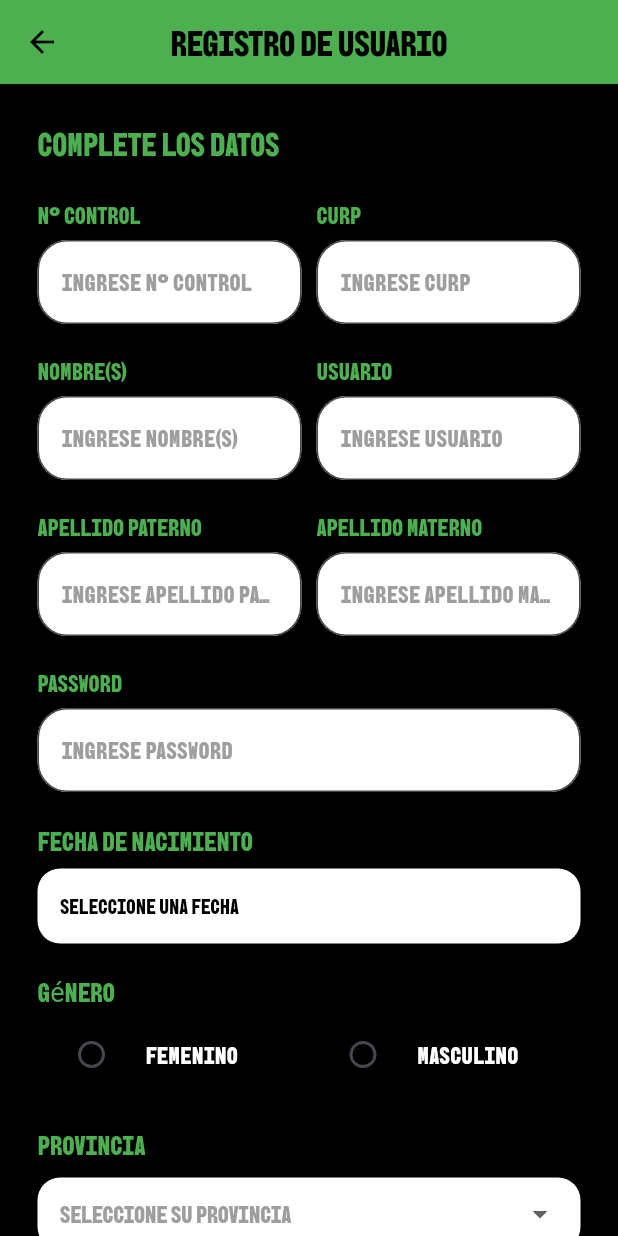
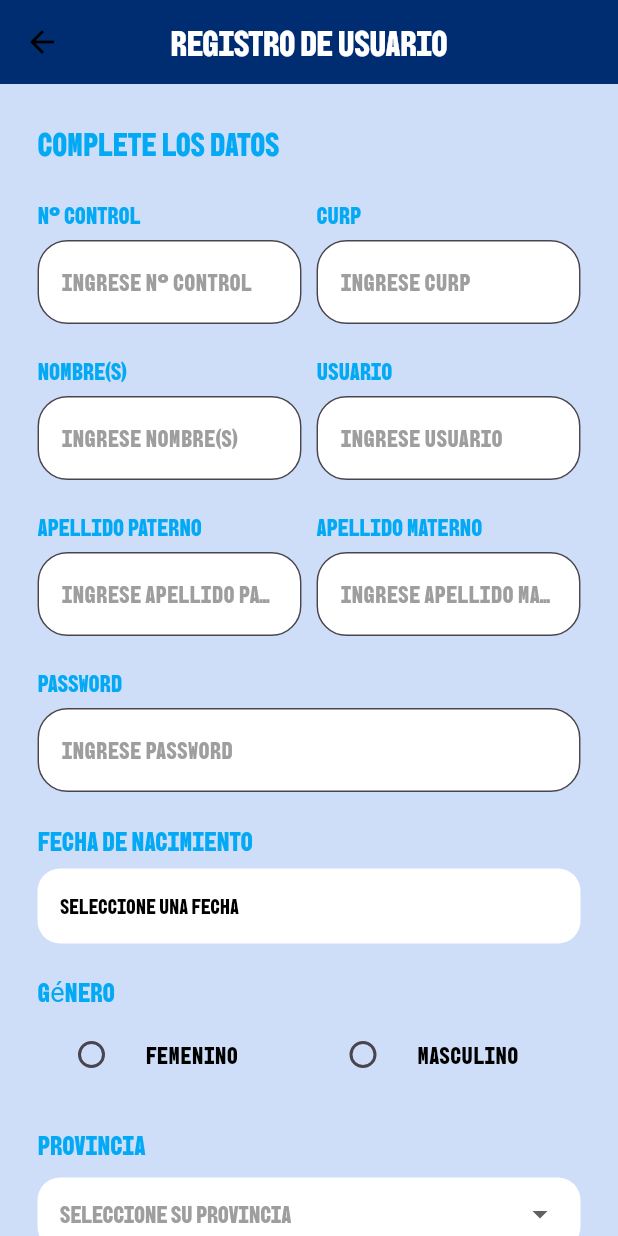
Before and after one commit to AgentSmith04/flutterKN, a Flutter app: the screen it shows after launch, after a tap on "Registrarse", on a phone screen of 412 x 824 dp. Run offline on Flutter 3.47's test engine with Material 3 defaults, Android fonts, the phone set to English and light mode, and no system bars; our stand-ins replace math_expressions.

```diff
--- a/lib/src/app.dart
+++ b/lib/src/app.dart
@@ -1,6 +1,7 @@
 import 'package:flutter/material.dart';
 import 'botones.dart';
-import 'registro.dart'; // 👈 Importamos la nueva pantalla de registro
+import 'registro.dart';
+import 'calculadora.dart';
 
 void main() {
   runApp(const MyApp());
@@ -31,7 +32,7 @@ class _HomepageState extends State<Homepage> {
   @override
   Widget build(BuildContext context) {
     return Scaffold(
-      backgroundColor: Colors.black,
+      backgroundColor: const Color(0xFFFFFFFF),
       body: Center(
         child: SingleChildScrollView(
           padding: const EdgeInsets.all(20.0),
@@ -40,26 +41,26 @@ class _HomepageState extends State<Homepage> {
             children: [
               const CircleAvatar(
                 radius: 100.0,
-                backgroundColor: Colors.green,
+                backgroundColor: Color.fromARGB(255, 0, 29, 103),
                 backgroundImage: AssetImage(
-                  "/src/flutter/examples/cuarto/ejemploa/images/Logo_Negro.jpg.jpeg",
+                  "/Users/kevni/Desktop/Movil/flutterKN/images/Logo.jpg",
                 ),
               ),
               const SizedBox(height: 20.0),
               const Text(
-                "Backfire",
+                "CyberShieldTech",
                 style: TextStyle(
                   fontFamily: "BBH_Sans_Bogle",
                   fontSize: 50.0,
-                  color: Colors.green,
+                  color: Color(0xFF002C72),
                 ),
               ),
               const Text(
                 "Login",
                 style: TextStyle(
-                  fontFamily: "BBH_Sans_Bartle",
+                  fontFamily: "FjallaOne",
                   fontSize: 30.0,
-                  color: Colors.white,
+                  color: Color.fromARGB(255, 0, 0, 0),
                 ),
               ),
               const SizedBox(height: 30.0),
@@ -75,7 +76,7 @@ class _HomepageState extends State<Homepage> {
                       style: TextStyle(
                         fontFamily: "BBH_Sans_Bogle",
                         fontSize: 16,
-                        color: Colors.green,
+                        color: Color(0xFF002C72),
                       ),
                     ),
                     const SizedBox(height: 5),
@@ -114,7 +115,7 @@ class _HomepageState extends State<Homepage> {
                       style: TextStyle(
                         fontFamily: "BBH_Sans_Bogle",
                         fontSize: 16,
-                        color: Colors.green,
+                        color: Color(0xFF002C72),
                       ),
                     ),
                     const SizedBox(height: 5),
@@ -151,7 +152,7 @@ class _HomepageState extends State<Homepage> {
                     Expanded(
                       child: ElevatedButton(
                         style: ElevatedButton.styleFrom(
-                          backgroundColor: Colors.green,
+                          backgroundColor: const Color(0xFF002C72),
                           padding: const EdgeInsets.symmetric(vertical: 15.0),
                           shape: RoundedRectangleBorder(
                             borderRadius: BorderRadius.circular(20.0),
@@ -169,7 +170,7 @@ class _HomepageState extends State<Homepage> {
                           "Ingresar",
                           style: TextStyle(
                             fontSize: 18.0,
-                            color: Colors.black,
+                            color: Colors.white,
                             fontFamily: "BBH_Sans_Bogle",
                           ),
                         ),
@@ -179,7 +180,7 @@ class _HomepageState extends State<Homepage> {
                     Expanded(
                       child: OutlinedButton(
                         style: OutlinedButton.styleFrom(
-                          side: const BorderSide(color: Colors.green, width: 2),
+                          side: const BorderSide(color: Color(0xFF002C72), width: 2),
                           padding: const EdgeInsets.symmetric(vertical: 15.0),
                           shape: RoundedRectangleBorder(
                             borderRadius: BorderRadius.circular(20.0),
@@ -197,7 +198,7 @@ class _HomepageState extends State<Homepage> {
                           "Registrarse",
                           style: TextStyle(
                             fontSize: 18.0,
-                            color: Colors.green,
+                            color: Color(0xFF002C72),
                             fontFamily: "BBH_Sans_Bogle",
                           ),
                         ),
@@ -208,12 +209,45 @@ class _HomepageState extends State<Homepage> {
               ),
               const SizedBox(height: 25.0),
 
+              // 🔢 Botón Calculadora
+              SizedBox(
+                width: 400,
+                child: ElevatedButton.icon(
+                  style: ElevatedButton.styleFrom(
+                    backgroundColor: Colors.pinkAccent,
+                    padding: const EdgeInsets.symmetric(vertical: 15.0),
+                    shape: RoundedRectangleBorder(
+                      borderRadius: BorderRadius.circular(20.0),
+                    ),
+                  ),
+                  icon: const Icon(Icons.calculate, color: Colors.white),
+                  label: const Text(
+                    "Calculadora",
+                    style: TextStyle(
+                      fontSize: 18.0,
+                      color: Colors.white,
+                      fontFamily: "BBH_Sans_Bogle",
+                    ),
+                  ),
+                  onPressed: () {
+                    Navigator.push(
+                      context,
+                      MaterialPageRoute(
+                        builder: (context) => const CalculadoraPage(),
+                      ),
+                    );
+                  },
+                ),
+              ),
+
+              const SizedBox(height: 25.0),
+
               // Botón salir
               SizedBox(
                 width: 200,
                 child: ElevatedButton(
                   style: ElevatedButton.styleFrom(
-                    backgroundColor: Colors.green.shade800,
+                    backgroundColor: const Color(0xFF002C72),
                     padding: const EdgeInsets.symmetric(vertical: 15.0),
                     shape: RoundedRectangleBorder(
                       borderRadius: BorderRadius.circular(20.0),
--- a/lib/src/registro.dart
+++ b/lib/src/registro.dart
@@ -42,14 +42,14 @@ class _RegistroPageState extends State<RegistroPage> {
   @override
   Widget build(BuildContext context) {
     return Scaffold(
-      backgroundColor: Colors.black,
+      backgroundColor: const Color.fromARGB(255, 206, 222, 248),
       appBar: AppBar(
-        backgroundColor: Colors.green,
+        backgroundColor: const Color(0xFF002C72),
         title: const Text(
           "Registro de Usuario",
           style: TextStyle(
             fontFamily: "BBH_Sans_Bogle",
-            color: Colors.black,
+            color: Color.fromARGB(255, 255, 255, 255),
             fontSize: 24,
           ),
         ),
@@ -66,7 +66,7 @@ class _RegistroPageState extends State<RegistroPage> {
               style: TextStyle(
                 fontFamily: "BBH_Sans_Bogle",
                 fontSize: 22,
-                color: Colors.green,
+                color: Color(0xFF03A9F4),
               ),
             ),
             const SizedBox(height: 20),
@@ -107,7 +107,7 @@ class _RegistroPageState extends State<RegistroPage> {
               style: TextStyle(
                 fontFamily: "BBH_Sans_Bogle",
                 fontSize: 18,
-                color: Colors.green,
+                color: Color(0xFF03A9F4),
               ),
             ),
             const SizedBox(height: 5),
@@ -122,7 +122,7 @@ class _RegistroPageState extends State<RegistroPage> {
                     return Theme(
                       data: Theme.of(context).copyWith(
                         colorScheme: const ColorScheme.light(
-                          primary: Colors.green,
+                          primary: Color(0xFF03A9F4),
                           onPrimary: Colors.black,
                           onSurface: Colors.black,
                         ),
@@ -162,7 +162,7 @@ class _RegistroPageState extends State<RegistroPage> {
               style: TextStyle(
                 fontFamily: "BBH_Sans_Bogle",
                 fontSize: 18,
-                color: Colors.green,
+                color: Color(0xFF03A9F4),
               ),
             ),
             Row(
@@ -173,10 +173,10 @@ class _RegistroPageState extends State<RegistroPage> {
                       "Femenino",
                       style: TextStyle(
                         fontFamily: "BBH_Sans_Bogle",
-                        color: Colors.white,
+                        color: Color.fromARGB(255, 0, 0, 0),
                       ),
                     ),
-                    activeColor: Colors.green,
+                    activeColor: const Color.fromARGB(255, 0, 0, 0),
                     value: "Femenino",
                     groupValue: generoSeleccionado,
                     onChanged: (value) {
@@ -192,10 +192,10 @@ class _RegistroPageState extends State<RegistroPage> {
                       "Masculino",
                       style: TextStyle(
                         fontFamily: "BBH_Sans_Bogle",
-                        color: Colors.white,
+                        color: Color.fromARGB(255, 0, 0, 0),
                       ),
                     ),
-                    activeColor: Colors.green,
+                    activeColor: const Color.fromARGB(255, 0, 0, 0),
                     value: "Masculino",
                     groupValue: generoSeleccionado,
                     onChanged: (value) {
@@ -214,7 +214,7 @@ class _RegistroPageState extends State<RegistroPage> {
               style: TextStyle(
                 fontFamily: "BBH_Sans_Bogle",
                 fontSize: 18,
-                color: Colors.green,
+                color: Color(0xFF03A9F4),
               ),
             ),
             const SizedBox(height: 8),
@@ -258,15 +258,15 @@ class _RegistroPageState extends State<RegistroPage> {
             Row(
               mainAxisAlignment: MainAxisAlignment.spaceEvenly,
               children: [
-                _buildBoton("Guardar", Colors.green, Colors.black, () {
+                _buildBoton("Guardar", const Color(0xFF002C72), const Color.fromARGB(255, 255, 255, 255), () {
                   ScaffoldMessenger.of(context).showSnackBar(
                     const SnackBar(
                       content: Text("Datos guardados correctamente."),
-                      backgroundColor: Colors.green,
+                      backgroundColor: Color(0xFF03A9F4),
                     ),
                   );
                 }),
-                _buildBoton("Salir", Colors.green.shade800, Colors.white, () {
+                _buildBoton("Salir", const Color(0xFF002C72), Colors.white, () {
                   Navigator.pop(context);
                 }),
               ],
@@ -285,7 +285,7 @@ class _RegistroPageState extends State<RegistroPage> {
           label,
           style: const TextStyle(
             fontFamily: "BBH_Sans_Bogle",
-            color: Colors.green,
+            color: Color(0xFF03A9F4),
             fontSize: 16,
           ),
         ),
```
Also changed, not shown: lib/src/botones.dart (+14 -14 lines), lib/src/calculadora.dart (added, +115 -0 lines), pubspec.yaml (+7 -4 lines), fonts/FjallaOne-Regular.ttf (added), fonts/Roboto-Italic-VariableFont_wdth,wght.ttf (added), images/Logo.jpg (added), images/cangrejo.jpg (deleted), package-lock.json (added), pubspec.lock.
